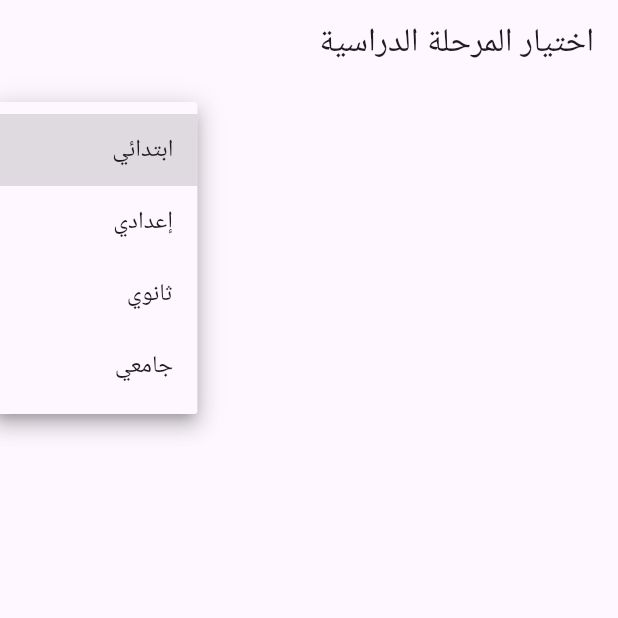
After one commit to 1284809/learning-system, a Flutter app: the screen it shows after launch, after a tap on "اختر المرحلة", on a phone screen of 412 x 824 dp, the top half of it. The commit adds this screen. Run offline on Flutter 3.47's test engine with Material 3 defaults, Android fonts, the phone set to English and light mode, and no system bars; our stand-ins replace get; missing offline and left inert: dart:ffi.

Commit message:
اضافة امكانية اختيار المرحلة الدراسية والمادة

```diff
--- /dev/null
+++ b/lib/controller/stages_controller.dart
@@ -0,0 +1,91 @@
+import 'package:get/get.dart';
+
+class StagesController extends GetxController {
+  // المتغيرات التي تتغير عند اختيار المستخدم
+  var selectedStage = ''.obs; // المرحلة: ابتدائي - إعدادي - ثانوي - جامعي
+  var selectedGrade = ''.obs; // الصف داخل المرحلة
+  var selectedSubject = ''.obs; // المادة
+  var selectedUniversity = ''.obs; // الجامعة (للجامعي فقط)
+  var selectedCollege = ''.obs; // الكلية (للجامعي فقط)
+
+  // المراحل الدراسية
+  final List<String> stages = ['ابتدائي', 'إعدادي', 'ثانوي', 'جامعي'];
+
+  // الصفوف حسب المرحلة
+  final Map<String, List<String>> allGrades = {
+    'ابتدائي': ['الأول', 'الثاني', 'الثالث', 'الرابع', 'الخامس', 'السادس'],
+    'إعدادي': ['السابع', 'الثامن', 'التاسع'],
+    'ثانوي': ['العاشر', 'الحادي عشر', 'الثاني عشر'],
+  };
+
+  // المواد حسب الصف
+  final Map<String, Map<String, List<String>>> schoolSubjects = {
+    'ابتدائي': {
+      'الأول': ['عربي', 'رياضيات', 'علوم', 'دين'],
+      'الثاني': ['عربي', 'رياضيات', 'علوم', 'دين'],
+      'الثالث': ['عربي', 'رياضيات', 'علوم', 'دين'],
+      'الرابع': ['عربي', 'رياضيات', 'علوم', 'اجتماعيات'],
+      'الخامس': ['عربي', 'رياضيات', 'علوم', 'اجتماعيات'],
+      'السادس': ['عربي', 'رياضيات', 'علوم', 'اجتماعيات'],
+    },
+    'إعدادي': {
+      'السابع': ['عربي', 'رياضيات', 'فيزياء', 'اجتماعيات'],
+      'الثامن': ['عربي', 'رياضيات', 'فيزياء', 'كيمياء'],
+      'التاسع': ['عربي', 'رياضيات', 'علوم', 'فيزياء', 'كيمياء'],
+    },
+    'ثانوي': {
+      'العاشر': ['عربي', 'رياضيات', 'فيزياء', 'كيمياء'],
+      'الحادي عشر': ['عربي', 'رياضيات', 'فيزياء', 'كيمياء', 'أحياء'],
+      'الثاني عشر': ['عربي', 'رياضيات', 'فيزياء', 'كيمياء', 'فلسفة'],
+    },
+  };
+
+  // الجامعات السورية
+  final List<String> universities = [
+    'جامعة دمشق',
+    'جامعة حلب',
+    'جامعة تشرين',
+    'جامعة البعث',
+    'جامعة الفرات',
+    'جامعة حماة'
+  ];
+
+  // الكليات المشتركة
+  final List<String> colleges = [
+    'الطب البشري',
+    'الهندسة المعلوماتية',
+    'الحقوق',
+    'الآداب',
+    'الاقتصاد',
+  ];
+
+  // المواد الجامعية حسب الكلية (مثال مبسط)
+  final Map<String, List<String>> universitySubjects = {
+    'الطب البشري': ['تشريح', 'أدوية', 'أمراض', 'جراحة'],
+    'الهندسة المعلوماتية': ['برمجة', 'هياكل بيانات', 'أنظمة تشغيل'],
+    'الحقوق': ['مدني', 'جنائي', 'دستوري'],
+    'الآداب': ['نحو', 'أدب جاهلي', 'بلاغة'],
+    'الاقتصاد': ['اقتصاد جزئي', 'اقتصاد كلي', 'محاسبة'],
+  };
+
+  // دوال للمساعدة في عرض الخيارات حسب الاختيار الحالي
+  List<String> getGradesForSelectedStage() {
+    return allGrades[selectedStage.value] ?? [];
+  }
+
+  List<String> getSubjectsForSelectedGrade() {
+    return schoolSubjects[selectedStage.value]?[selectedGrade.value] ?? [];
+  }
+
+  List<String> getSubjectsForCollege() {
+    return universitySubjects[selectedCollege.value] ?? [];
+  }
+
+  // إعادة تعيين الاختيارات عند الرجوع للخلف أو تغيير المرحلة
+  void resetSelections() {
+    selectedGrade.value = '';
+    selectedSubject.value = '';
+    selectedUniversity.value = '';
+    selectedCollege.value = '';
+  }
+}
--- a/lib/main.dart
+++ b/lib/main.dart
@@ -3,6 +3,7 @@ import 'package:get/get.dart';
 import 'package:provider/provider.dart';
 import 'package:untitled3/view/screen/onboarding.dart';
 import 'package:untitled3/view/screen/selectaccount.dart';
+import 'package:untitled3/view/screen/stages_screen.dart';
 import 'package:untitled3/view/screen/verificationform.dart';
 import 'package:untitled3/view/screen/verificationstudentone.dart';
 import 'package:untitled3/view/widget/customradiolisttile.dart';
@@ -10,12 +11,13 @@ import 'package:untitled3/view/widget/customradiolisttile.dart';
 void main() {
   runApp(MyApp());
 }
-class MyApp extends StatelessWidget{
-  Widget build(BuildContext context){
+
+class MyApp extends StatelessWidget {
+  Widget build(BuildContext context) {
     return GetMaterialApp(
+      textDirection: TextDirection.rtl,
       debugShowCheckedModeBanner: false,
-      home:OnBoarding(),
-
+      home: StagesScreen(),
     );
   }
 }
--- /dev/null
+++ b/lib/view/screen/stages_screen.dart
@@ -0,0 +1,138 @@
+import 'package:flutter/material.dart';
+import 'package:get/get.dart';
+import 'package:untitled3/controller/stages_controller.dart';
+
+class StagesScreen extends StatelessWidget {
+  final controller = Get.put(StagesController());
+
+  @override
+  Widget build(BuildContext context) {
+    return Directionality(
+      // يجعل كل شيء من اليمين لليسار
+      textDirection: TextDirection.rtl,
+      child: Scaffold(
+        appBar: AppBar(title: Text('اختيار المرحلة الدراسية')),
+        body: Container(
+          padding: const EdgeInsets.all(20.0),
+          child: Obx(() {
+            return Column(
+              crossAxisAlignment: CrossAxisAlignment.start,
+              children: [
+                // اختيار المرحلة
+                DropdownButton<String>(
+                  hint: Text("اختر المرحلة"),
+                  value: controller.selectedStage.value == ''
+                      ? null
+                      : controller.selectedStage.value,
+                  items: controller.stages
+                      .map((stage) =>
+                          DropdownMenuItem(value: stage, child: Text(stage)))
+                      .toList(),
+                  onChanged: (value) {
+                    controller.selectedStage.value = value!;
+                    controller.resetSelections();
+                  },
+                ),
+
+                // اختيار الصف إن لم تكن جامعي
+                if (controller.selectedStage.value != '' &&
+                    controller.selectedStage.value != 'جامعي')
+                  DropdownButton<String>(
+                    hint: Text("اختر الصف"),
+                    value: controller.selectedGrade.value == ''
+                        ? null
+                        : controller.selectedGrade.value,
+                    items: controller
+                        .getGradesForSelectedStage()
+                        .map((grade) =>
+                            DropdownMenuItem(value: grade, child: Text(grade)))
+                        .toList(),
+                    onChanged: (value) {
+                      controller.selectedGrade.value = value!;
+                      controller.selectedSubject.value = '';
+                    },
+                  ),
+
+                // اختيار الجامعة إن كانت جامعي
+                if (controller.selectedStage.value == 'جامعي')
+                  DropdownButton<String>(
+                    hint: Text("اختر الجامعة"),
+                    value: controller.selectedUniversity.value == ''
+                        ? null
+                        : controller.selectedUniversity.value,
+                    items: controller.universities
+                        .map((uni) =>
+                            DropdownMenuItem(value: uni, child: Text(uni)))
+                        .toList(),
+                    onChanged: (value) {
+                      controller.selectedUniversity.value = value!;
+                      controller.selectedCollege.value = '';
+                      controller.selectedSubject.value = '';
+                    },
+                  ),
+
+                // اختيار الكلية
+                if (controller.selectedStage.value == 'جامعي' &&
+                    controller.selectedUniversity.value != '')
+                  DropdownButton<String>(
+                    hint: Text("اختر الكلية"),
+                    value: controller.selectedCollege.value == ''
+                        ? null
+                        : controller.selectedCollege.value,
+                    items: controller.colleges
+                        .map((col) =>
+                            DropdownMenuItem(value: col, child: Text(col)))
+                        .toList(),
+                    onChanged: (value) {
+                      controller.selectedCollege.value = value!;
+                      controller.selectedSubject.value = '';
+                    },
+                  ),
+
+                // اختيار المادة حسب المرحلة (مدرسي)
+                if (controller.selectedStage.value != 'جامعي' &&
+                    controller.selectedGrade.value != '')
+                  DropdownButton<String>(
+                    hint: Text("اختر المادة"),
+                    value: controller.selectedSubject.value == ''
+                        ? null
+                        : controller.selectedSubject.value,
+                    items: controller
+                        .getSubjectsForSelectedGrade()
+                        .map((subj) =>
+                            DropdownMenuItem(value: subj, child: Text(subj)))
+                        .toList(),
+                    onChanged: (value) {
+                      controller.selectedSubject.value = value!;
+                    },
+                  ),
+
+                // اختيار المادة الجامعية
+                if (controller.selectedStage.value == 'جامعي' &&
+                    controller.selectedCollege.value != '' &&
+                    controller.getSubjectsForCollege().isNotEmpty)
+                  DropdownButton<String>(
+                    hint: Text("اختر المادة"),
+                    value: controller.selectedSubject.value == ''
+                        ? null
+                        : controller.selectedSubject.value,
+                    items: controller
+                        .getSubjectsForCollege()
+                        .map((subj) =>
+                            DropdownMenuItem(value: subj, child: Text(subj)))
+                        .toList(),
+                    onChanged: (value) {
+                      controller.selectedSubject.value = value!;
+                    },
+                  ),
+
+                SizedBox(height: 20),
+                ElevatedButton(onPressed: () {}, child: Text('التالي'))
+              ],
+            );
+          }),
+        ),
+      ),
+    );
+  }
+}
```
Also changed, not shown: 4 other files.
